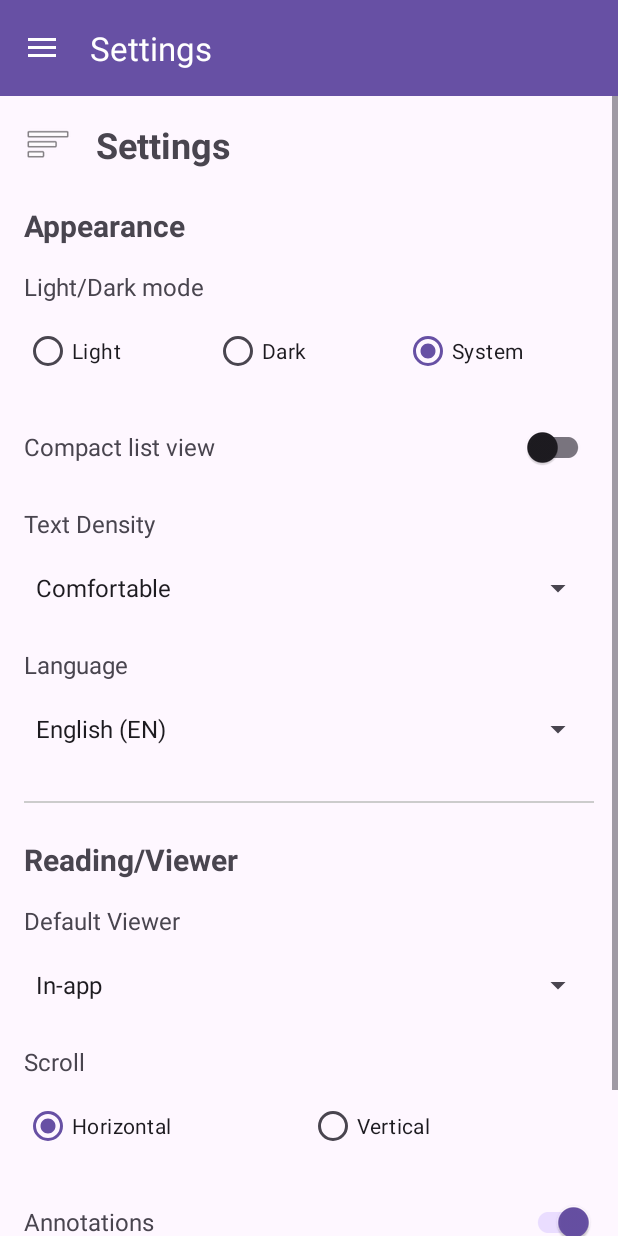
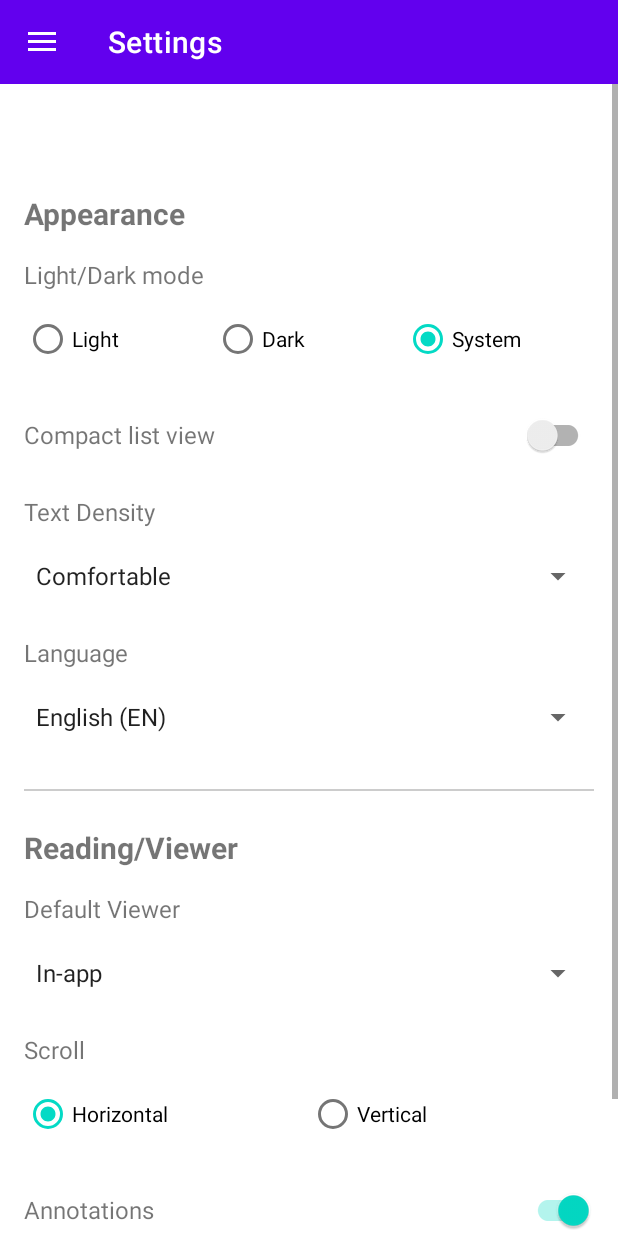
Before and after one commit to SiPhung953/Lianac, an Android app: the screen it shows after launch (MainActivity), in the side drawer, after a tap on "Settings", on a phone screen of 412 x 824 dp. Run offline under Robolectric (Android 15) with nearby library versions, the phone set to English and light mode, and no system bars.

Commit message:
SettingsUpdate

```diff
--- a/app/src/main/AndroidManifest.xml
+++ b/app/src/main/AndroidManifest.xml
@@ -1,7 +1,6 @@
 <?xml version="1.0" encoding="utf-8"?>
 <manifest xmlns:android="http://schemas.android.com/apk/res/android"
     xmlns:tools="http://schemas.android.com/tools">
-
     <uses-permission android:name="android.permission.READ_EXTERNAL_STORAGE" />
     <uses-permission android:name="android.permission.WRITE_EXTERNAL_STORAGE" />
     <application
@@ -9,10 +8,9 @@
         android:dataExtractionRules="@xml/data_extraction_rules"
         android:fullBackupContent="@xml/backup_rules"
         android:icon="@mipmap/ic_launcher"
-        android:label="@string/app_name"
         android:roundIcon="@mipmap/ic_launcher_round"
         android:supportsRtl="true"
-        android:theme="@style/Theme.Lianac">
+        android:theme="@style/AppTheme">
         <activity
             android:name=".MainActivity"
             android:exported="true">
--- a/app/src/main/java/vn/edu/lianac/MainActivity.java
+++ b/app/src/main/java/vn/edu/lianac/MainActivity.java
@@ -16,6 +16,8 @@ import androidx.fragment.app.Fragment;
 import androidx.fragment.app.FragmentTransaction;
 import com.google.android.material.appbar.MaterialToolbar;
 import com.google.android.material.navigation.NavigationView;
+import android.content.SharedPreferences;
+import androidx.appcompat.app.AppCompatDelegate;
 
 public class MainActivity extends AppCompatActivity {
 
@@ -29,6 +31,9 @@ public class MainActivity extends AppCompatActivity {
 
     @Override
     protected void onCreate(Bundle savedInstanceState) {
+        SharedPreferences prefs = getSharedPreferences("SettingsPrefs", MODE_PRIVATE);
+        int themeMode = prefs.getInt("theme_mode", AppCompatDelegate.MODE_NIGHT_FOLLOW_SYSTEM);
+        AppCompatDelegate.setDefaultNightMode(themeMode);
         super.onCreate(savedInstanceState);
         setContentView(R.layout.activity_main);
         WindowCompat.setDecorFitsSystemWindows(getWindow(), false);
@@ -68,8 +73,15 @@ public class MainActivity extends AppCompatActivity {
                 R.string.navigation_drawer_open, R.string.navigation_drawer_close);
         drawerLayout.addDrawerListener(toggle);
         toggle.syncState();
-        replaceFragment(new SubjectFragment());
-        getSupportActionBar().setTitle("Subjects");
+
+        if (savedInstanceState == null) {
+            replaceFragment(new SubjectFragment());
+            getSupportActionBar().setTitle("Subjects");
+            navigationView.setCheckedItem(R.id.nav_subjects);
+        } else {
+            getSupportActionBar().setTitle(savedInstanceState.getCharSequence("title"));
+        }
+
         // Handle navigation item clicks
         navigationView.setNavigationItemSelectedListener(item -> {
             Fragment fragment = null;
@@ -106,11 +118,18 @@ public class MainActivity extends AppCompatActivity {
         transaction.commit();
     }
 
+    @Override
     public boolean onOptionsItemSelected(@NonNull MenuItem item) {
         if (toggle.onOptionsItemSelected(item)) {
             return true;
         }
         return super.onOptionsItemSelected(item);
+    }
+
+    @Override
+    protected void onSaveInstanceState(@NonNull Bundle outState) {
+        super.onSaveInstanceState(outState);
+        outState.putCharSequence("title", getSupportActionBar().getTitle());
     }
 }
 //        // TODO: Someone should fix this
--- a/app/src/main/java/vn/edu/lianac/SettingsFragment.java
+++ b/app/src/main/java/vn/edu/lianac/SettingsFragment.java
@@ -5,8 +5,11 @@ import android.content.Intent;
 import android.content.SharedPreferences;
 import android.content.pm.PackageManager;
 import android.content.pm.ResolveInfo;
+import android.content.res.Configuration;
 import android.net.Uri;
+import android.os.Build;
 import android.os.Bundle;
+import android.os.Handler;
 import android.view.LayoutInflater;
 import android.view.View;
 import android.view.ViewGroup;
@@ -20,7 +23,7 @@ import androidx.annotation.NonNull;
 import androidx.annotation.Nullable;
 import androidx.appcompat.app.AppCompatDelegate;
 import androidx.appcompat.widget.SwitchCompat;
-import androidx.core.os.LocaleListCompat;
+import androidx.core.content.FileProvider;
 import androidx.fragment.app.Fragment;
 
 import java.io.File;
@@ -48,6 +51,11 @@ public class SettingsFragment extends Fragment {
     private SwitchCompat switchCompactList, switchAnnotations, switchAutoSave;
     private Spinner spinnerTextDensity, spinnerLanguage, spinnerDefaultViewer;
     private View layoutInAppSettings;
+
+    // Flags để tránh trigger listeners khi load settings lần đầu
+    private boolean isLanguageInitialLoad = true;
+    private boolean isTextDensityInitialLoad = true;
+    private boolean isViewerInitialLoad = true;
 
     @Nullable
     @Override
@@ -185,27 +193,47 @@ public class SettingsFragment extends Fragment {
         // Compact List Listener
         switchCompactList.setOnCheckedChangeListener((buttonView, isChecked) -> {
             sharedPreferences.edit().putBoolean(KEY_COMPACT_LIST, isChecked).apply();
-            Toast.makeText(requireContext(), "Compact list: " + (isChecked ? "ON" : "OFF"),
-                    Toast.LENGTH_SHORT).show();
+            // Bỏ Toast nếu không cần thiết
+            // Toast.makeText(requireContext(), "Compact list: " + (isChecked ? "ON" : "OFF"),
+            //         Toast.LENGTH_SHORT).show();
         });
 
         // Text Density Listener
         spinnerTextDensity.setOnItemSelectedListener(new AdapterView.OnItemSelectedListener() {
             @Override
             public void onItemSelected(AdapterView<?> parent, View view, int position, long id) {
+                // Bỏ qua lần đầu tiên (khi load settings)
+                if (isTextDensityInitialLoad) {
+                    isTextDensityInitialLoad = false;
+                    return;
+                }
+
+                int currentDensity = sharedPreferences.getInt(KEY_TEXT_DENSITY, 0);
+                if (currentDensity != position) {
                     sharedPreferences.edit().putInt(KEY_TEXT_DENSITY, position).apply();
+                }
             }
 
             @Override
             public void onNothingSelected(AdapterView<?> parent) {}
         });
 
-        // Language Listener
+        // Language Listener - ✅ FIX: Không hiện toast khi load lần đầu
         spinnerLanguage.setOnItemSelectedListener(new AdapterView.OnItemSelectedListener() {
             @Override
             public void onItemSelected(AdapterView<?> parent, View view, int position, long id) {
+                // Bỏ qua lần đầu tiên (khi load settings)
+                if (isLanguageInitialLoad) {
+                    isLanguageInitialLoad = false;
+                    return;
+                }
+
+                // Kiểm tra xem language có thực sự thay đổi không
+                int currentLanguage = sharedPreferences.getInt(KEY_LANGUAGE, 0);
+                if (currentLanguage != position) {
                     sharedPreferences.edit().putInt(KEY_LANGUAGE, position).apply();
                     changeLanguage(position);
+                }
             }
 
             @Override
@@ -216,6 +244,14 @@ public class SettingsFragment extends Fragment {
         spinnerDefaultViewer.setOnItemSelectedListener(new AdapterView.OnItemSelectedListener() {
             @Override
             public void onItemSelected(AdapterView<?> parent, View view, int position, long id) {
+                // Bỏ qua lần đầu tiên (khi load settings)
+                if (isViewerInitialLoad) {
+                    isViewerInitialLoad = false;
+                    return;
+                }
+
+                int currentViewer = sharedPreferences.getInt(KEY_DEFAULT_VIEWER, 0);
+                if (currentViewer != position) {
                     sharedPreferences.edit().putInt(KEY_DEFAULT_VIEWER, position).apply();
 
                     if (position == 0) {
@@ -224,6 +260,7 @@ public class SettingsFragment extends Fragment {
                     } else {
                         // External PDF app selected
                         layoutInAppSettings.setVisibility(View.GONE);
+                    }
                 }
             }
 
@@ -251,30 +288,63 @@ public class SettingsFragment extends Fragment {
     private void changeLanguage(int position) {
         String languageCode = (position == 0) ? "en" : "vi";
 
-        // Sử dụng AppCompatDelegate để thay đổi ngôn ngữ
-        LocaleListCompat appLocale = LocaleListCompat.forLanguageTags(languageCode);
-        AppCompatDelegate.setApplicationLocales(appLocale);
+        // Lưu language preference
+        sharedPreferences.edit().putString("app_language", languageCode).apply();
 
-        Toast.makeText(requireContext(),
-                "Language changed to " + (position == 0 ? "English" : "Tiếng Việt"),
-                Toast.LENGTH_SHORT).show();
+        // Đổi locale
+        Locale locale = new Locale(languageCode);
+        Locale.setDefault(locale);
+
+        Configuration config = new Configuration();
+        if (Build.VERSION.SDK_INT >= Build.VERSION_CODES.N) {
+            config.setLocale(locale);
+        } else {
+            config.locale = locale;
         }
 
-    // Method để mở PDF với External App
+        requireContext().getResources().updateConfiguration(config,
+                requireContext().getResources().getDisplayMetrics());
+
+        // Hiển thị toast TRƯỚC KHI restart
+        String message = position == 0 ? "Language changed to English" : "Ngôn ngữ đã đổi sang Tiếng Việt";
+        Toast.makeText(requireContext(), message, Toast.LENGTH_SHORT).show();
+
+        // RESTART Activity sau một chút delay để toast hiển thị
+        new Handler().postDelayed(new Runnable() {
+            @Override
+            public void run() {
+                requireActivity().recreate();
+            }
+        }, 500); // 500ms delay
+    }
+
+    // Method để mở PDF với External App - ✅ FIX: Hỗ trợ FileProvider cho Android 7.0+
     public void openPDFWithExternalApp(String pdfPath) {
         int viewerPreference = sharedPreferences.getInt(KEY_DEFAULT_VIEWER, 0);
 
         if (viewerPreference == 1) { // External PDF app
             File file = new File(pdfPath);
-            Uri uri = Uri.fromFile(file);
+
+            // Sử dụng FileProvider cho Android 7.0+
+            Uri uri;
+            if (Build.VERSION.SDK_INT >= Build.VERSION_CODES.N) {
+                uri = FileProvider.getUriForFile(
+                        requireContext(),
+                        requireContext().getPackageName() + ".fileprovider",
+                        file
+                );
+            } else {
+                uri = Uri.fromFile(file);
+            }
 
             Intent intent = new Intent(Intent.ACTION_VIEW);
             intent.setDataAndType(uri, "application/pdf");
-            intent.setFlags(Intent.FLAG_ACTIVITY_NO_HISTORY);
+            intent.setFlags(Intent.FLAG_GRANT_READ_URI_PERMISSION);
 
             // Kiểm tra xem có app nào có thể mở PDF không
             PackageManager pm = requireContext().getPackageManager();
-            List<ResolveInfo> activities = pm.queryIntentActivities(intent, 0);
+            List<ResolveInfo> activities = pm.queryIntentActivities(intent,
+                    PackageManager.MATCH_DEFAULT_ONLY);
 
             if (activities.size() > 0) {
                 // Tạo chooser để người dùng chọn app
@@ -314,4 +384,9 @@ public class SettingsFragment extends Fragment {
     public int getDefaultViewer() {
         return sharedPreferences.getInt(KEY_DEFAULT_VIEWER, 0);
     }
+
+    public String getTextDensity() {
+        int density = sharedPreferences.getInt(KEY_TEXT_DENSITY, 0);
+        return density == 0 ? "comfortable" : "compact";
     }
+}
--- a/app/src/main/res/layout/fragment_settings.xml
+++ b/app/src/main/res/layout/fragment_settings.xml
@@ -19,17 +19,9 @@
             android:gravity="center_vertical"
             android:paddingBottom="16dp">
 
-            <ImageView
-                android:id="@+id/btnMenu"
-                android:layout_width="32dp"
-                android:layout_height="32dp"
-                android:src="@android:drawable/ic_menu_sort_by_size"
-                android:contentDescription="Menu"/>
-
             <TextView
                 android:layout_width="wrap_content"
                 android:layout_height="wrap_content"
-                android:text="@string/settings"
                 android:textSize="24sp"
                 android:textStyle="bold"
                 android:layout_marginStart="16dp"/>
--- a/app/src/main/res/values-night/themes.xml
+++ b/app/src/main/res/values-night/themes.xml
@@ -1,8 +1,11 @@
-<resources xmlns:tools="http://schemas.android.com/tools">
-    <!-- Base application theme. -->
-    <style name="Base.Theme.Lianac" parent="Theme.Material3.DayNight.NoActionBar">
-        <!-- Customize your dark theme here. -->
-        <!-- <item name="colorPrimary">@color/my_dark_primary</item> -->
-        <item name="android:navigationBarColor">@android:color/transparent</item>
+<resources>
+    <!-- Dark Theme -->
+    <style name="AppTheme" parent="Theme.MaterialComponents.DayNight.NoActionBar">
+        <item name="colorPrimary">#BB86FC</item>
+        <item name="colorPrimaryDark">#3700B3</item>
+        <item name="colorAccent">#03DAC5</item>
+        <item name="android:windowBackground">#121212</item>
+        <item name="android:colorBackground">#121212</item>
+        <item name="android:textColor">#FFFFFF</item>
     </style>
 </resources>
--- a/app/src/main/res/values/colors.xml
+++ b/app/src/main/res/values/colors.xml
@@ -3,4 +3,5 @@
     <color name="black">#FF000000</color>
     <color name="white">#FFFFFFFF</color>
     <color name="purple_700">#3700B3</color>
+    <color name="dark_background">#121212</color>
 </resources>
--- a/app/src/main/res/values/strings.xml
+++ b/app/src/main/res/values/strings.xml
@@ -4,8 +4,6 @@
     <!-- TODO: Remove or change this placeholder text -->
     <string name="hello_blank_fragment">Hello blank fragment</string>
     <string name="subject">Skjnlasdasjnkdasnjk</string>
-    <string name="settings">Settings</string>
-
         <!-- Appearance -->
         <string name="appearance">Appearance</string>
         <string name="light_dark_mode">Light/Dark mode</string>
@@ -29,8 +27,8 @@
         <string name="annotations">Annotations</string>
         <string name="annotations_desc">Highlight, notes, exportable</string>
         <string name="auto_save_annotations">Auto-save annotations</string>
+    <!-- Messages -->
+    <string name="language_changed">Language changed to English</string>
     <string name="navigation_drawer_open">Open navigation drawer</string>
     <string name="navigation_drawer_close">Close navigation drawer</string>
-    <!-- Messages -->
-    <string name="language_changed">Language changed to English</string>
 </resources>
--- a/app/src/main/res/values/themes.xml
+++ b/app/src/main/res/values/themes.xml
@@ -1,11 +1,10 @@
-<resources xmlns:tools="http://schemas.android.com/tools">
-    <!-- Base application theme. -->
-    <style name="Base.Theme.Lianac" parent="Theme.Material3.DayNight.NoActionBar">
-        <!-- Customize your light theme here. -->
-        <!-- <item name="colorPrimary">@color/my_light_primary</item> -->
-        <item name="android:navigationBarColor">@android:color/transparent</item>
-
+<resources>
+    <!-- Light Theme -->
+    <style name="AppTheme" parent="Theme.MaterialComponents.Light.NoActionBar">
+        <item name="colorPrimary">#6200EE</item>
+        <item name="colorPrimaryDark">#3700B3</item>
+        <item name="colorAccent">#03DAC5</item>
+        <item name="android:windowBackground">@color/white</item>
+        <item name="android:colorBackground">@color/white</item>
     </style>
-
-    <style name="Theme.Lianac" parent="Base.Theme.Lianac" />
 </resources>
```
Also changed, not shown: 1 other file. Lines whose indentation alone changed are shown as unchanged.
